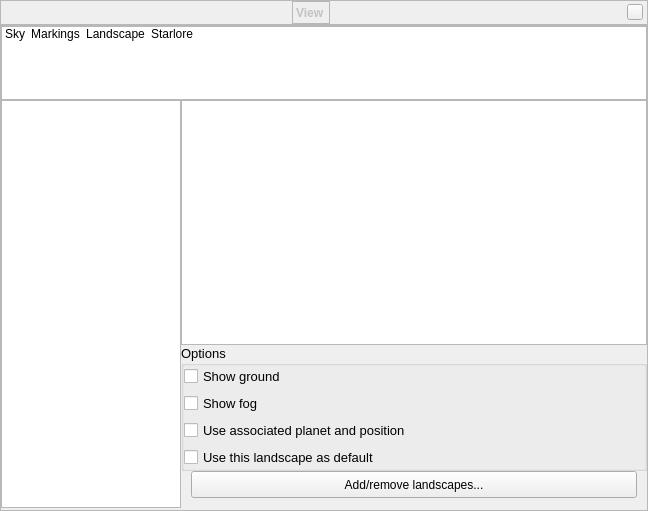
Old version of the form src/gui/viewDialog.ui in the repository 519984307/stellarium_src.
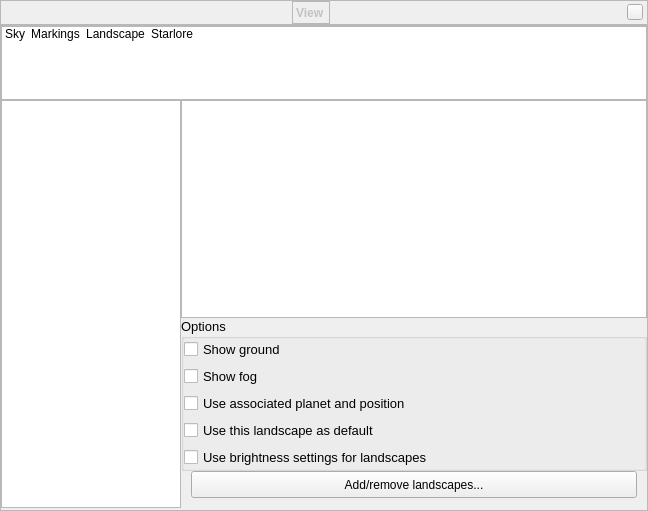
New version of the form. The open tabs and pages were chosen to show the change. Icons and pictures are not drawn. Custom widgets are drawn as their Qt base class.

Commit message: added option for set initial brightness for each landscapes

Patch:
```diff
--- a/src/gui/viewDialog.ui
+++ b/src/gui/viewDialog.ui
@@ -1639,6 +1639,13 @@
                </property>
               </widget>
              </item>
+             <item row="4" column="0">
+              <widget class="QCheckBox" name="landscapeBrightnessCheckBox">
+               <property name="text">
+                <string>Use brightness settings for landscapes</string>
+               </property>
+              </widget>
+             </item>
             </layout>
            </widget>
           </item>
```
Left out of the diff: 2 changed lines with no effect on the pictures. The commit also changes 6 other files.
